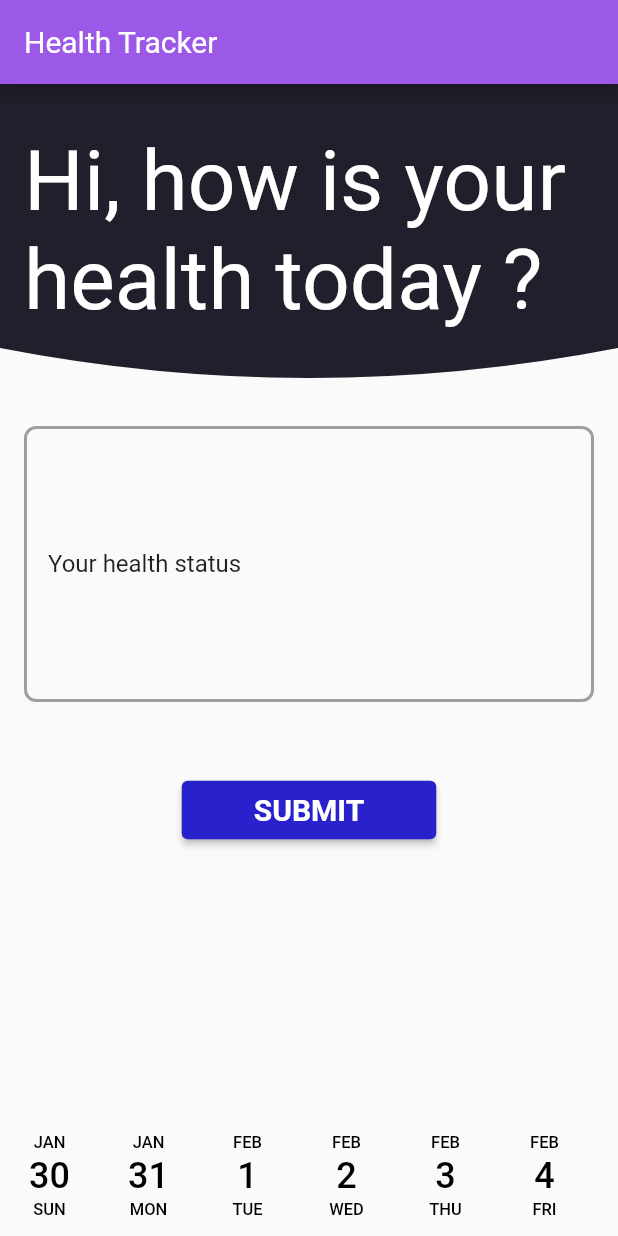
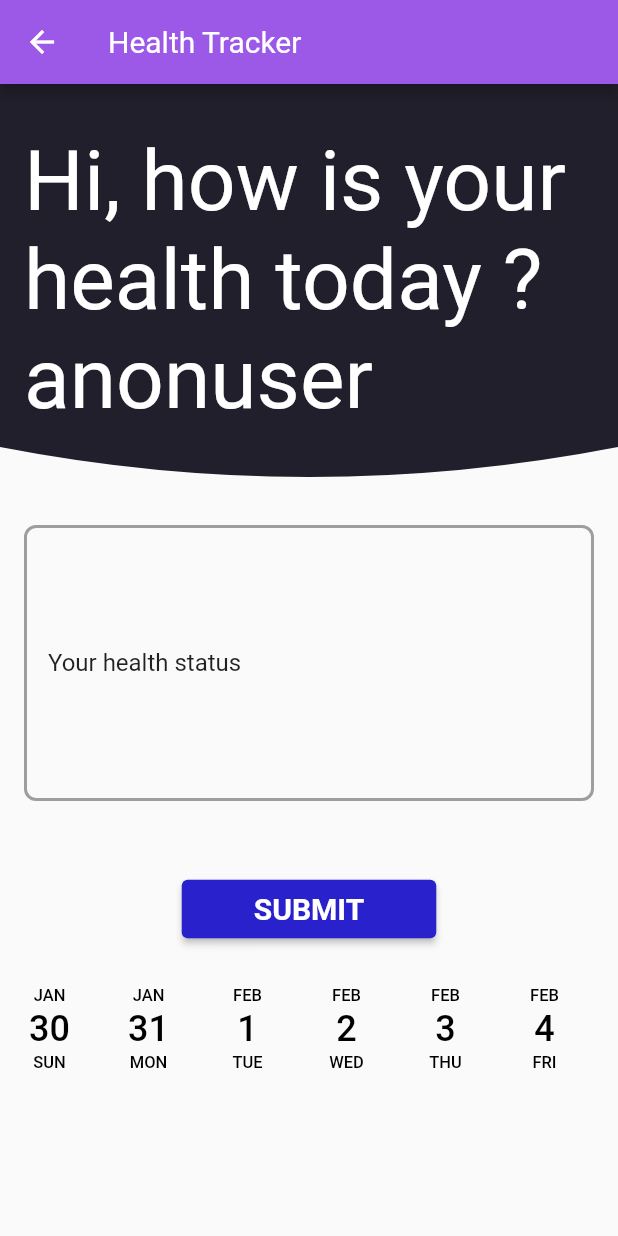
Before and after one commit to shhdwi/Pocket-Doc, a Flutter app: the UserHomePage screen opened directly, after a tap on "SUBMIT", on a phone screen of 412 x 824 dp. Run offline on Flutter 3.47's test engine with Material 2 defaults, Android fonts, the phone set to English and light mode, and no system bars; drawn by our look-alikes of date_picker_timeline, velocity_x; our stand-ins replace cloud_firestore, firebase_auth, firebase_core, google_sign_in; accounts and stored records are empty.

```diff
--- a/lib/screens/user_homepage.dart
+++ b/lib/screens/user_homepage.dart
@@ -1,6 +1,10 @@
+import 'package:cloud_firestore/cloud_firestore.dart';
 import 'package:flutter/material.dart';
 import 'package:date_picker_timeline/date_picker_timeline.dart';
+import 'package:provider/provider.dart';
 import 'package:velocity_x/velocity_x.dart';
+
+import '../services/UserModel.dart';
 
 class UserHomePage extends StatefulWidget {
   UserHomePage({Key? key}) : super(key: key);
@@ -21,6 +25,8 @@ class _UserHomePageState extends State<UserHomePage> {
 
   @override
   Widget build(BuildContext context) {
+    final user=Provider.of<MyUser?>(context);
+    final userId=user?.uid;
     var now = DateTime.now();
     DateTime startDate = now.subtract(const Duration(days: 14));
     DateTime dateSelected = now;
@@ -36,22 +42,23 @@ class _UserHomePageState extends State<UserHomePage> {
           .catchError((error) => print("Failed to add user: $error"));
     }
 
-    Future<void> updateStatus(String status) {
-      // Call the user's CollectionReference to add a new user
-      return health_status
-          .where('date', isEqualTo: dateSelected)
-          .where('user', isEqualTo: userId)
-          .set({'user': userId, 'date': dateSelected, 'status': status})
-          .then((value) => print("User Updated"))
-          .catchError((error) => print("Failed to add user: $error"));
-    }
+    // Future<void> updateStatus(String status) {
+    //   // Call the user's CollectionReference to add a new user
+    //   return health_status
+    //       .where('date', isEqualTo: dateSelected)
+    //       .where('user', isEqualTo: userId)
+    //       .set({'user': userId, 'date': dateSelected, 'status': status})
+    //       .then((value) => print("User Updated"))
+    //       .catchError((error) => print("Failed to add user: $error"));
+    // }
 
     return Scaffold(
       appBar: AppBar(
         title: const Text("Health Tracker"),
       ),
       resizeToAvoidBottomInset: false,
-      body: Container(
+      body: SingleChildScrollView(
+        child: Container(
           alignment: Alignment.center,
           child: Column(
             children: <Widget>[
@@ -61,11 +68,11 @@ class _UserHomePageState extends State<UserHomePage> {
                   decoration: const BoxDecoration(
                     color: const Color(0xff221f2c),
                   ),
-                child: const Padding(
+                  child:Padding(
                     padding:
                         EdgeInsets.symmetric(horizontal: 16.0, vertical: 32.0),
                     child: Text(
-                    "Hi, how is your health today ?",
+                      "Hi, how is your health today ? ${user?.name}",
                       textScaleFactor: 4,
                       style: TextStyle(
                         color: Color(0xffffffff),
@@ -107,23 +114,22 @@ class _UserHomePageState extends State<UserHomePage> {
                   ),
                 ),
                 onPressed: () {
-                FirebaseFirestore.instance
-                    .collection('health_status')
-                    .where('date', isEqualTo: dateSelected)
-                    .where('user', isEqualTo: userId)
-                    .get()
-                    .then((DocumentSnapshot documentSnapshot) {
-                  if (documentSnapshot.exists) {
-                    updateStatus(myController.text);
-                  } else {
-                    addStatus(myController.text);
-                  }
-                });
+                  // FirebaseFirestore.instance
+                  //     .collection('health_status')
+                  //     .where('date', isEqualTo: dateSelected)
+                  //     .where('user', isEqualTo: userId)
+                  //     .get()
+                  //     .then((DocumentSnapshot documentSnapshot) {
+                  //   if (documentSnapshot.exists) {
+                  //     updateStatus(myController.text);
+                  //   } else {
+                  //     addStatus(myController.text);
+                  //   }
+                  // });
                 },
                 child: const Text('SUBMIT').px32().py8(),
               ).py16(),
-            Expanded(
-              child: Align(
+               Align(
                   alignment: FractionalOffset.bottomCenter,
                   child: Container(
                     alignment: Alignment.bottomCenter,
@@ -134,26 +140,27 @@ class _UserHomePageState extends State<UserHomePage> {
                       selectedTextColor: Colors.white,
                       onDateChange: (date) {
                         // New date selected
-                      setState(() {
-                        dateSelected = date;
-                        FirebaseFirestore.instance
-                            .collection('health_status')
-                            .where('date', isEqualTo: dateSelected)
-                            .where('user', isEqualTo: userId)
-                            .get()
-                            .then((DocumentSnapshot documentSnapshot) {
-                          if (documentSnapshot.exists) {
-                            myController.text =
-                                documentSnapshot.data()['status'];
-                          }
-                        });
-                      });
+                        // setState(() {
+                        //   dateSelected = date;
+                        //   FirebaseFirestore.instance
+                        //       .collection('health_status')
+                        //       .where('date', isEqualTo: dateSelected)
+                        //       .where('user', isEqualTo: userId)
+                        //       .get()
+                        //       .then((DocumentSnapshot documentSnapshot) {
+                        //     if (documentSnapshot.exists) {
+                        //       myController.text =
+                        //           documentSnapshot.data()['status'];
+                        //     }
+                        //   });
+                        // });
                       },
                     ),
                   ),
                 ),
+
+            ],
           ),
-          ],
         ),
       ),
     );
--- /dev/null
+++ b/lib/services/UserModel.dart
@@ -0,0 +1,7 @@
+import 'package:flutter/material.dart';
+class MyUser{
+  final String uid;
+  String? name="anonuser";
+
+  MyUser({ required this.uid,this.name="anonuser"});
+}
--- a/pubspec.yaml
+++ b/pubspec.yaml
@@ -36,6 +36,12 @@ dependencies:
   cupertino_icons: ^1.0.2
   velocity_x: ^3.4.0
   date_picker_timeline: ^1.2.3
+  firebase: ^9.0.2
+  firebase_core: ^1.12.0
+  firebase_auth: ^3.3.7
+  cloud_firestore: ^3.1.8
+  google_sign_in: ^5.2.3
+  provider: ^6.0.2
 
 dev_dependencies:
   flutter_test:
```
Also changed, not shown: lib/main.dart (+22 -91 lines), lib/screens/Signin.dart (added, +50 -0 lines), lib/screens/wrapper.dart (added, +30 -0 lines), lib/services/auth.dart (added, +85 -0 lines), pubspec.lock, 3 other files. Lines whose indentation alone changed are shown as unchanged.
